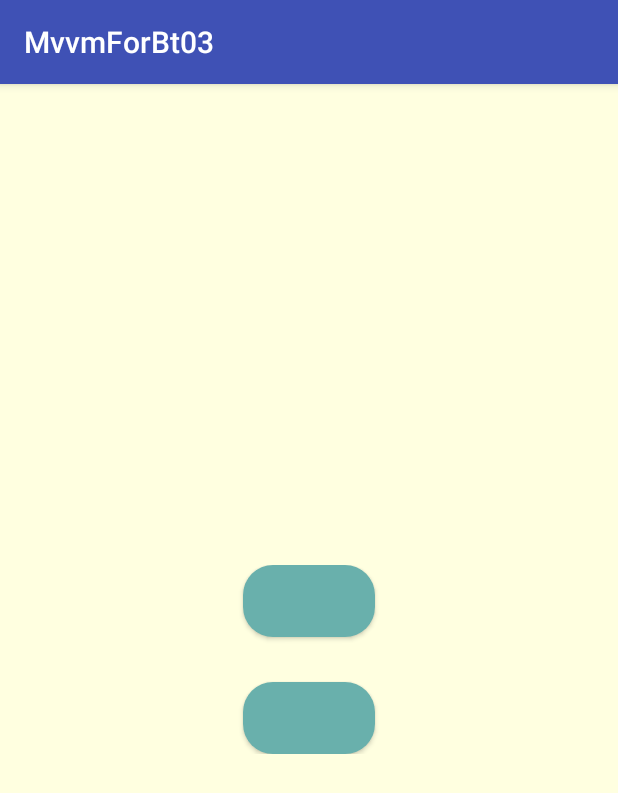
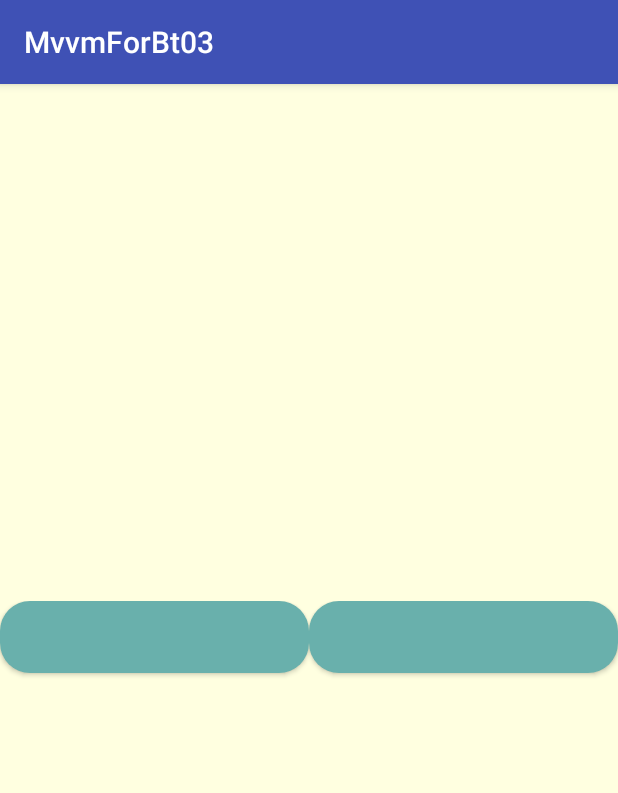
Before and after one commit to code-command/MvvmForBt03, an Android app: the screen it shows after launch (BtActivity), on a phone screen of 412 x 824 dp. Shown: the top 793 px of the screen. Run offline under Robolectric (Android 15) with nearby library versions, the phone set to English and light mode, and no system bars; our stand-ins replace data binding; 10 statements that could not run were skipped.

Commit message:
添加蓝牙设备扫描处理

```diff
--- a/app/src/main/AndroidManifest.xml
+++ b/app/src/main/AndroidManifest.xml
@@ -19,6 +19,7 @@
                 <category android:name="android.intent.category.LAUNCHER" />
             </intent-filter>
         </activity>
+        <activity android:name=".View.DataTransmissionActivity"></activity>
     </application>
 
 </manifest>
--- a/app/src/main/java/com/mvvm/zzy/mvvmforbt03/Model/SystemInfo.java
+++ b/app/src/main/java/com/mvvm/zzy/mvvmforbt03/Model/SystemInfo.java
@@ -12,10 +12,22 @@ import com.mvvm.zzy.mvvmforbt03.BR;
 public class SystemInfo extends BaseObservable{
     private boolean open;
     private boolean search;
+    private boolean found;
 
-    public SystemInfo(boolean open, boolean search) {
-        this.open = open;
-        this.search = search;
+    public boolean isFound() {
+        return found;
+    }
+
+    public void setFound(boolean found) {
+        this.found = found;
+        notifyPropertyChanged(BR.systemInfo);
+    }
+
+    public SystemInfo() {
+        this.open = false;
+        this.search = false;
+        this.found = false;
+
     }
 
     @Bindable
--- a/app/src/main/java/com/mvvm/zzy/mvvmforbt03/View/BtActivity.java
+++ b/app/src/main/java/com/mvvm/zzy/mvvmforbt03/View/BtActivity.java
@@ -8,6 +8,7 @@ import android.os.Bundle;
 import android.support.v7.app.AppCompatActivity;
 import android.widget.Toast;
 
+import com.mvvm.zzy.mvvmforbt03.Model.BtDeviceItem;
 import com.mvvm.zzy.mvvmforbt03.Model.SystemInfo;
 import com.mvvm.zzy.mvvmforbt03.R;
 import com.mvvm.zzy.mvvmforbt03.ViewModel.BtReceiver;
@@ -15,6 +16,9 @@ import com.mvvm.zzy.mvvmforbt03.ViewModel.BtReceiverUpdataListener;
 import com.mvvm.zzy.mvvmforbt03.ViewModel.SearchButtonViewModel;
 import com.mvvm.zzy.mvvmforbt03.ViewModel.SwitchButtonViewModel;
 import com.mvvm.zzy.mvvmforbt03.databinding.ActivityBtBinding;
+
+import java.util.ArrayList;
+import java.util.List;
 
 public class BtActivity extends AppCompatActivity {
 
@@ -26,6 +30,7 @@ public class BtActivity extends AppCompatActivity {
     private BluetoothAdapter btAdapter;
     private BluetoothDevice btDevice;
     private ActivityBtBinding binding;
+    private List<BtDeviceItem> deviceList;
 
     @Override
     protected void onCreate(Bundle savedInstanceState) {
@@ -43,7 +48,8 @@ public class BtActivity extends AppCompatActivity {
     }
 
     private void initParameters() {
-        systemInfo = new SystemInfo(false, false);
+        systemInfo = new SystemInfo();
+        deviceList = new ArrayList<>();
         initBtAdapter();
         initBtReceiver();
     }
@@ -61,7 +67,7 @@ public class BtActivity extends AppCompatActivity {
     }
 
     private void initBtReceiver() {
-        btReceiver = new BtReceiver(btAdapter, systemInfo);
+        btReceiver = new BtReceiver(btAdapter, systemInfo, deviceList);
         registerIntentFilter();
         registerReceiver(btReceiver, btFilter);
         btReceiver.setUpdataListener(new BtReceiverUpdataListener() {
--- a/app/src/main/java/com/mvvm/zzy/mvvmforbt03/ViewModel/BtAdapterViewModel.java
+++ b/app/src/main/java/com/mvvm/zzy/mvvmforbt03/ViewModel/BtAdapterViewModel.java
@@ -3,7 +3,10 @@ package com.mvvm.zzy.mvvmforbt03.ViewModel;
 import android.bluetooth.BluetoothAdapter;
 import android.content.Intent;
 
+import com.mvvm.zzy.mvvmforbt03.Model.BtDeviceItem;
 import com.mvvm.zzy.mvvmforbt03.Model.SystemInfo;
+
+import java.util.List;
 
 /**
  * Created by Administrator on 2017/6/6 0006.
@@ -12,10 +15,12 @@ import com.mvvm.zzy.mvvmforbt03.Model.SystemInfo;
 public class BtAdapterViewModel {
     private BluetoothAdapter btAdapter;
     private SystemInfo systemInfo;
+    private List<BtDeviceItem> list;
 
-    public BtAdapterViewModel(BluetoothAdapter btAdapter, SystemInfo systemInfo) {
+    public BtAdapterViewModel(BluetoothAdapter btAdapter, SystemInfo systemInfo, List<BtDeviceItem> list) {
         this.btAdapter = btAdapter;
         this.systemInfo = systemInfo;
+        this.list = list;
     }
 
     public void processIntentChanged(Intent intent) {
--- a/app/src/main/java/com/mvvm/zzy/mvvmforbt03/ViewModel/BtReceiver.java
+++ b/app/src/main/java/com/mvvm/zzy/mvvmforbt03/ViewModel/BtReceiver.java
@@ -7,7 +7,10 @@ import android.content.BroadcastReceiver;
 import android.content.Context;
 import android.content.Intent;
 
+import com.mvvm.zzy.mvvmforbt03.Model.BtDeviceItem;
 import com.mvvm.zzy.mvvmforbt03.Model.SystemInfo;
+
+import java.util.List;
 
 /**
  * Created by Administrator on 2017/6/6 0006.
@@ -17,16 +20,18 @@ public class BtReceiver extends BroadcastReceiver {
     private BluetoothAdapter btAdapter;
     private BluetoothDevice btDevice;
     private SystemInfo systemInfo;
+    private List<BtDeviceItem> deviceList;
 
     private BtAdapterViewModel btAdapterViewModel;
 
     BtReceiverUpdataListener updataListener;
 
-    public BtReceiver(BluetoothAdapter btAdapter, SystemInfo systemInfo) {
+    public BtReceiver(BluetoothAdapter btAdapter, SystemInfo systemInfo, List<BtDeviceItem> deviceList) {
         this.btAdapter = btAdapter;
         this.systemInfo = systemInfo;
+        this.deviceList = deviceList;
 
-        btAdapterViewModel = new BtAdapterViewModel(btAdapter, systemInfo);
+        btAdapterViewModel = new BtAdapterViewModel(btAdapter, systemInfo, deviceList);
     }
 
     @Override
--- a/app/src/main/res/layout/activity_bt.xml
+++ b/app/src/main/res/layout/activity_bt.xml
@@ -5,6 +5,9 @@
     xmlns:tools="http://schemas.android.com/tools">
 
     <data>
+        <import type="android.view.View" />
+        <import type="android.widget.LinearLayout"/>
+
         <variable
             name="systemInfo"
             type="com.mvvm.zzy.mvvmforbt03.Model.SystemInfo"/>
@@ -29,7 +32,7 @@
             android:layout_height="wrap_content"
             android:layout_centerInParent="true"
             android:id="@+id/ll_control_btn"
-            android:orientation="vertical" >
+            android:orientation="@{systemInfo.found ? LinearLayout.HORIZONTAL : LinearLayout.VERTICAL}" >
 
             <Button
                 android:id="@+id/btn_switch_BT"
@@ -52,5 +55,24 @@
                 android:background="@drawable/button_selector"/>
         </LinearLayout>
 
+        <ListView
+            android:id="@+id/lv_show_dev"
+            android:layout_width="match_parent"
+            android:layout_height="wrap_content"
+            android:headerDividersEnabled="true"
+            android:footerDividersEnabled="true"
+            android:layout_below="@+id/ll_control_btn"
+            android:layout_marginTop="80dp"
+            android:layout_centerHorizontal="true"
+            android:visibility="@{systemInfo.found ? View.VISIBLE : View.GONE}"
+            android:cacheColorHint="#00000000"
+            android:centerColor="#ffffff"
+            android:divider="#a1a3a6"
+            android:dividerHeight="1dp"
+            android:fadeScrollbars="true"
+            android:choiceMode="singleChoice"
+            >
+        </ListView>
+
     </RelativeLayout>
 </layout>
--- /dev/null
+++ b/app/src/main/res/values-w820dp/dimens.xml
@@ -0,0 +1,6 @@
+<resources>
+    <!-- Example customization of dimensions originally defined in res/values/dimens.xml
+         (such as screen margins) for screens with more than 820dp of available width. This
+         would include 7" and 10" devices in landscape (~960dp and ~1280dp respectively). -->
+    <dimen name="activity_horizontal_margin">64dp</dimen>
+</resources>
--- /dev/null
+++ b/app/src/main/res/values/dimens.xml
@@ -0,0 +1,5 @@
+<resources>
+    <!-- Default screen margins, per the Android Design guidelines. -->
+    <dimen name="activity_horizontal_margin">16dp</dimen>
+    <dimen name="activity_vertical_margin">16dp</dimen>
+</resources>
```
Also changed, not shown: app/src/main/java/com/mvvm/zzy/mvvmforbt03/View/DataTransmissionActivity.java (added, +12 -0 lines), app/src/main/java/com/mvvm/zzy/mvvmforbt03/ViewModel/ListItemViewModel.java (added, +60 -0 lines), app/src/main/res/layout/activity_data_transmission.xml (added, +13 -0 lines), 5 other files.
